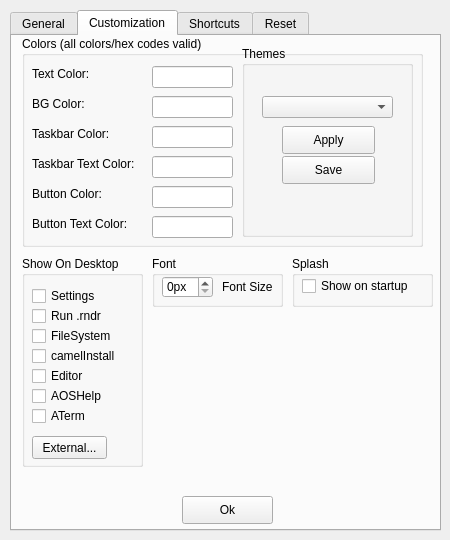
Before: the Qt Designer form uis/settings.ui in AOS-GUI/AOS-GUI, drawn with Qt 5.
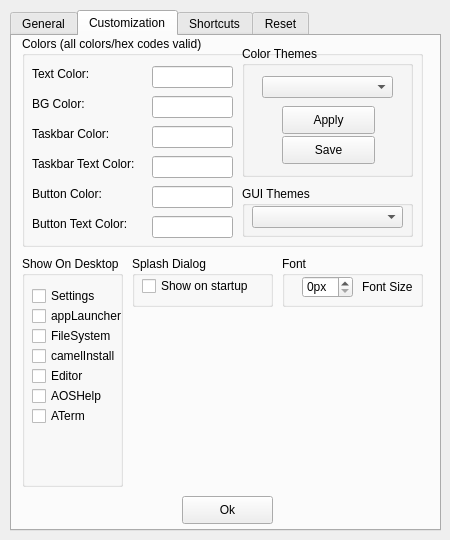
After: the same form once the commit is applied.

What changed in the file:
```diff
--- a/uis/settings.ui
+++ b/uis/settings.ui
@@ -271,17 +271,17 @@
         <x>220</x>
         <y>10</y>
         <width>171</width>
-        <height>191</height>
+        <height>131</height>
        </rect>
       </property>
       <property name="title">
-       <string notr="true">Themes</string>
+       <string notr="true">Color Themes</string>
       </property>
       <widget class="QComboBox" name="themeCB">
        <property name="geometry">
         <rect>
          <x>20</x>
-         <y>50</y>
+         <y>30</y>
          <width>131</width>
          <height>22</height>
         </rect>
@@ -294,7 +294,7 @@
        <property name="geometry">
         <rect>
          <x>40</x>
-         <y>80</y>
+         <y>60</y>
          <width>93</width>
          <height>28</height>
         </rect>
@@ -307,7 +307,7 @@
        <property name="geometry">
         <rect>
          <x>40</x>
-         <y>110</y>
+         <y>90</y>
          <width>93</width>
          <height>28</height>
         </rect>
@@ -317,14 +317,37 @@
        </property>
       </widget>
      </widget>
+     <widget class="QGroupBox" name="guiThemes">
+      <property name="geometry">
+       <rect>
+        <x>220</x>
+        <y>150</y>
+        <width>171</width>
+        <height>51</height>
+       </rect>
+      </property>
+      <property name="title">
+       <string notr="true">GUI Themes</string>
+      </property>
+      <widget class="QComboBox" name="guiThemeCB">
+       <property name="geometry">
+        <rect>
+         <x>10</x>
+         <y>20</y>
+         <width>151</width>
+         <height>22</height>
+        </rect>
+       </property>
+      </widget>
+     </widget>
     </widget>
     <widget class="QGroupBox" name="showOnDesktop">
      <property name="geometry">
       <rect>
        <x>10</x>
        <y>220</y>
-       <width>121</width>
-       <height>211</height>
+       <width>101</width>
+       <height>231</height>
       </rect>
      </property>
      <property name="title">
@@ -348,12 +371,12 @@
        <rect>
         <x>10</x>
         <y>50</y>
-        <width>81</width>
+        <width>91</width>
         <height>20</height>
        </rect>
       </property>
       <property name="text">
-       <string notr="true">Run .rndr</string>
+       <string notr="true">appLauncher</string>
       </property>
      </widget>
      <widget class="QCheckBox" name="dCHB_3">
@@ -421,19 +444,6 @@
        <string notr="true">ATerm</string>
       </property>
      </widget>
-     <widget class="QPushButton" name="externalButton">
-      <property name="geometry">
-       <rect>
-        <x>10</x>
-        <y>180</y>
-        <width>75</width>
-        <height>23</height>
-       </rect>
-      </property>
-      <property name="text">
-       <string notr="true">External...</string>
-      </property>
-     </widget>
     </widget>
     <widget class="QPushButton" name="eBc">
      <property name="geometry">
@@ -451,9 +461,9 @@
     <widget class="QGroupBox" name="font">
      <property name="geometry">
       <rect>
-       <x>140</x>
+       <x>270</x>
        <y>220</y>
-       <width>131</width>
+       <width>141</width>
        <height>51</height>
       </rect>
      </property>
@@ -463,7 +473,7 @@
      <widget class="QSpinBox" name="fSB">
       <property name="geometry">
        <rect>
-        <x>10</x>
+        <x>20</x>
         <y>20</y>
         <width>51</width>
         <height>22</height>
@@ -476,7 +486,7 @@
      <widget class="QLabel" name="fL">
       <property name="geometry">
        <rect>
-        <x>70</x>
+        <x>80</x>
         <y>23</y>
         <width>61</width>
         <height>16</height>
@@ -490,14 +500,14 @@
     <widget class="QGroupBox" name="splash">
      <property name="geometry">
       <rect>
-       <x>280</x>
+       <x>120</x>
        <y>220</y>
        <width>141</width>
        <height>51</height>
       </rect>
      </property>
      <property name="title">
-      <string notr="true">Splash</string>
+      <string notr="true">Splash Dialog</string>
      </property>
      <widget class="QCheckBox" name="checkBox">
       <property name="geometry">
```
Left out of the diff: 2 changed lines with no effect on the pictures.
